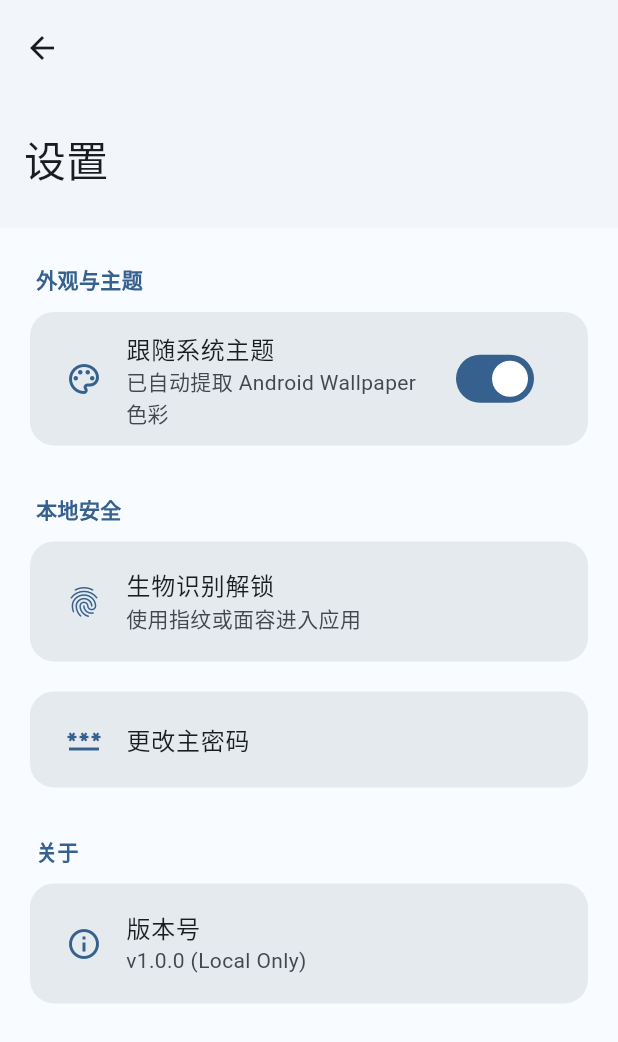
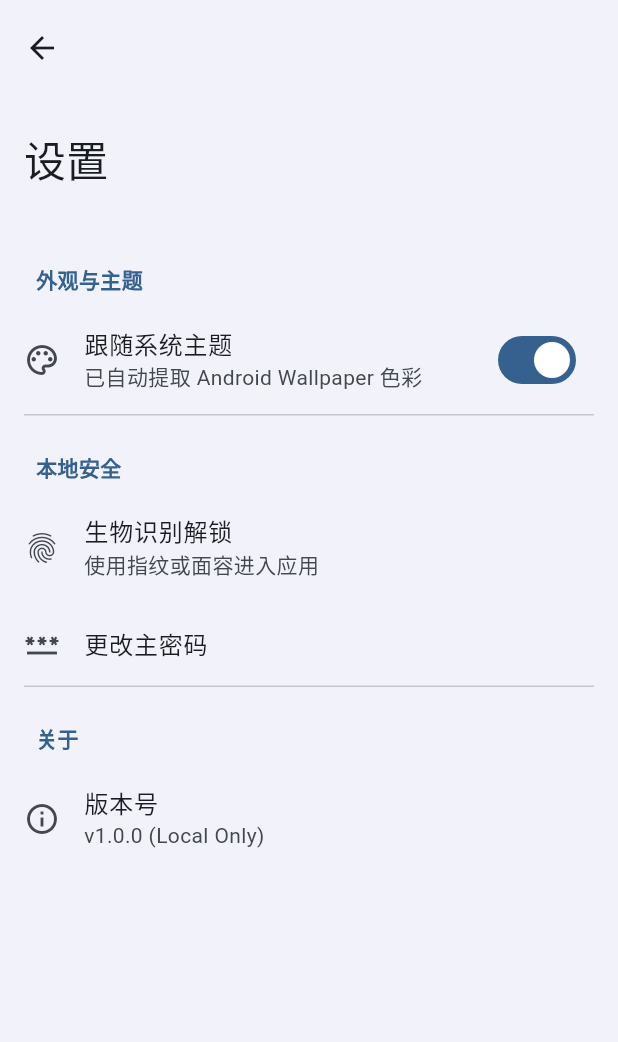
Before and after one commit to CFSL-E/PASS-F2, a Flutter app: the SettingsPage screen opened directly, on a phone screen of 412 x 824 dp. Shown: the top 1042 px of the screen. Run offline on Flutter 3.47's test engine with Material 3 defaults, Android fonts, the phone set to English and light mode, and no system bars; drawn by our look-alikes of dynamic_color.

Commit message:
Add files via upload

```diff
--- a/lib/settings_page.dart
+++ b/lib/settings_page.dart
@@ -9,7 +9,7 @@ class SettingsPage extends StatelessWidget {
 
     // 【规范】独立的全新 Scaffold，配合大标题滑动效果
     return Scaffold(
-      backgroundColor: colorScheme.surface,
+      backgroundColor: colorScheme.surfaceContainerLow,
       body: NestedScrollView(
         headerSliverBuilder: (BuildContext context, bool innerBoxIsScrolled) {
           return <Widget>[
@@ -18,22 +18,22 @@ class SettingsPage extends StatelessWidget {
               title: const Text('设置'),
               // 当此页面向下滑动时，大标题依然保持 MD3 圆润背景或直接融入整体
               backgroundColor: colorScheme.surfaceContainerLow,
+              surfaceTintColor: colorScheme.surfaceTint,
             ),
           ];
         },
         body: ListView(
           physics: const BouncingScrollPhysics(),
-          padding: const EdgeInsets.symmetric(horizontal: 16, vertical: 8),
+          padding: EdgeInsets.zero,
           children: [
             _buildSettingsGroup(
               context,
               title: '外观与主题',
               children: [
-                _buildSettingsCard(
-                  context,
-                  leading: Icon(Icons.palette_outlined, color: colorScheme.primary),
-                  title: '跟随系统主题',
-                  subtitle: '已自动提取 Android Wallpaper 色彩',
+                ListTile(
+                  leading: const Icon(Icons.palette_outlined),
+                  title: const Text('跟随系统主题'),
+                  subtitle: const Text('已自动提取 Android Wallpaper 色彩'),
                   trailing: Switch(
                     value: true,
                     onChanged: (val) {},
@@ -41,82 +41,38 @@ class SettingsPage extends StatelessWidget {
                 ),
               ],
             ),
+            const Divider(height: 1, indent: 16, endIndent: 16),
             _buildSettingsGroup(
               context,
               title: '本地安全',
               children: [
-                _buildSettingsCard(
-                  context,
-                  leading: Icon(Icons.fingerprint_outlined, color: colorScheme.primary),
-                  title: '生物识别解锁',
-                  subtitle: '使用指纹或面容进入应用',
+                ListTile(
+                  leading: const Icon(Icons.fingerprint_outlined),
+                  title: const Text('生物识别解锁'),
+                  subtitle: const Text('使用指纹或面容进入应用'),
                   onTap: () {},
                 ),
-                _buildSettingsCard(
-                  context,
-                  leading: Icon(Icons.password_outlined, color: colorScheme.primary),
-                  title: '更改主密码',
+                ListTile(
+                  leading: const Icon(Icons.password_outlined),
+                  title: const Text('更改主密码'),
                   onTap: () {},
                 ),
               ],
             ),
+            const Divider(height: 1, indent: 16, endIndent: 16),
             _buildSettingsGroup(
               context,
               title: '关于',
               children: [
-                _buildSettingsCard(
-                  context,
-                  leading: Icon(Icons.info_outline, color: colorScheme.primary),
-                  title: '版本号',
-                  subtitle: 'v1.0.0 (Local Only)',
+                ListTile(
+                  leading: const Icon(Icons.info_outline),
+                  title: const Text('版本号'),
+                  subtitle: const Text('v1.0.0 (Local Only)'),
                   onTap: () {},
                 ),
               ],
             ),
           ],
-        ),
-      ),
-    );
-  }
-
-  /// 构建带 Card 包裹的设置项，确保与背景有明显区分
-  Widget _buildSettingsCard(
-    BuildContext context, {
-    required Widget leading,
-    required String title,
-    String? subtitle,
-    Widget? trailing,
-    VoidCallback? onTap,
-  }) {
-    final colorScheme = Theme.of(context).colorScheme;
-
-    return Padding(
-      padding: const EdgeInsets.only(bottom: 12.0),
-      child: Card(
-        elevation: 0,
-        // 使用 surfaceContainerHigh 确保卡片比背景深，形成清晰层级
-        color: colorScheme.surfaceContainerHigh,
-        shape: RoundedRectangleBorder(
-          borderRadius: BorderRadius.circular(16),
-        ),
-        child: InkWell(
-          onTap: onTap,
-          borderRadius: BorderRadius.circular(16),
-          child: Padding(
-            padding: const EdgeInsets.symmetric(vertical: 4.0, horizontal: 8.0),
-            child: ListTile(
-              leading: leading,
-              title: Text(
-                title,
-                style: TextStyle(
-                  color: colorScheme.onSurface,
-                  fontWeight: FontWeight.w500,
-                ),
-              ),
-              subtitle: subtitle != null ? Text(subtitle, style: TextStyle(color: colorScheme.onSurfaceVariant)) : null,
-              trailing: trailing,
-            ),
-          ),
         ),
       ),
     );
@@ -128,7 +84,7 @@ class SettingsPage extends StatelessWidget {
       crossAxisAlignment: CrossAxisAlignment.start,
       children: [
         Padding(
-          padding: const EdgeInsets.only(left: 8.0, top: 16.0, bottom: 8.0),
+          padding: const EdgeInsets.only(left: 24.0, top: 24.0, bottom: 8.0),
           child: Text(
             title,
             style: TextStyle(
```
Also changed, not shown: lib/home_page.dart (+8 -9 lines), lib/main.dart (+2 -37 lines).
